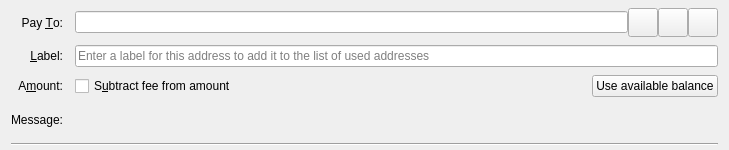
Above: src/qt/forms/sendcoinsentry.ui from nicolasspzh/velincoin before the change. Below: the same form after it.
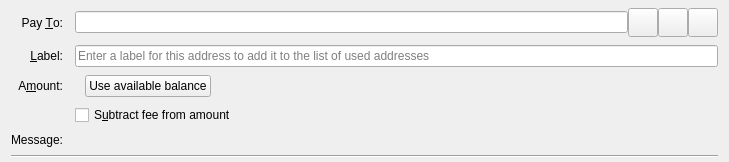
That is the form after the change. Icons and pictures are not drawn. Custom widgets are drawn as their Qt base class.

Patch:
```diff
--- a/src/qt/forms/sendcoinsentry.ui
+++ b/src/qt/forms/sendcoinsentry.ui
@@ -159,7 +159,10 @@
     </widget>
    </item>
    <item row="2" column="1">
-    <layout class="QHBoxLayout" name="horizontalLayoutAmount" stretch="0,1,0">
+    <layout class="QHBoxLayout" name="horizontalLayoutAmount" stretch="0,0,1">
+     <property name="spacing">
+      <number>10</number>
+     </property>
      <item>
       <widget class="BitcoinAmountField" name="payAmount" native="true">
        <property name="toolTip">
@@ -167,16 +170,6 @@
        </property>
       </widget>
      </item>
-     <item>
-      <widget class="QCheckBox" name="checkboxSubtractFeeFromAmount">
-       <property name="toolTip">
-        <string>The fee will be deducted from the amount being sent. The recipient will receive less velincoins than you enter in the amount field. If multiple recipients are selected, the fee is split equally.</string>
-       </property>
-       <property name="text">
-        <string>S&amp;ubtract fee from amount</string>
-       </property>
-      </widget>
-     </item>
      <item>
       <widget class="QPushButton" name="useAvailableBalanceButton">
        <property name="text">
@@ -184,9 +177,32 @@
        </property>
       </widget>
      </item>
+     <item>
+      <spacer name="horizontalSpacerAmount">
+       <property name="orientation">
+        <enum>Qt::Horizontal</enum>
+       </property>
+       <property name="sizeHint" stdset="0">
+        <size>
+         <width>0</width>
+         <height>20</height>
+        </size>
+       </property>
+      </spacer>
+     </item>
     </layout>
    </item>
-   <item row="3" column="0">
+   <item row="3" column="1">
+    <widget class="QCheckBox" name="checkboxSubtractFeeFromAmount">
+     <property name="toolTip">
+      <string>The fee will be deducted from the amount being sent. The recipient will receive less velincoins than you enter in the amount field. If multiple recipients are selected, the fee is split equally.</string>
+     </property>
+     <property name="text">
+      <string>S&amp;ubtract fee from amount</string>
+     </property>
+    </widget>
+   </item>
+   <item row="4" column="0">
     <widget class="QLabel" name="messageLabel">
      <property name="text">
       <string>Message:</string>
@@ -196,7 +212,7 @@
      </property>
     </widget>
    </item>
-   <item row="3" column="1">
+   <item row="4" column="1">
     <widget class="QLabel" name="messageTextLabel">
      <property name="toolTip">
       <string>A message that was attached to the velincoin: URI which will be stored with the transaction for your reference. Note: This message will not be sent over the Velincoin network.</string>
@@ -206,7 +222,7 @@
      </property>
     </widget>
    </item>
-   <item row="4" column="0" colspan="2">
+   <item row="5" column="0" colspan="2">
     <widget class="Line" name="line">
      <property name="orientation">
       <enum>Qt::Horizontal</enum>
```
